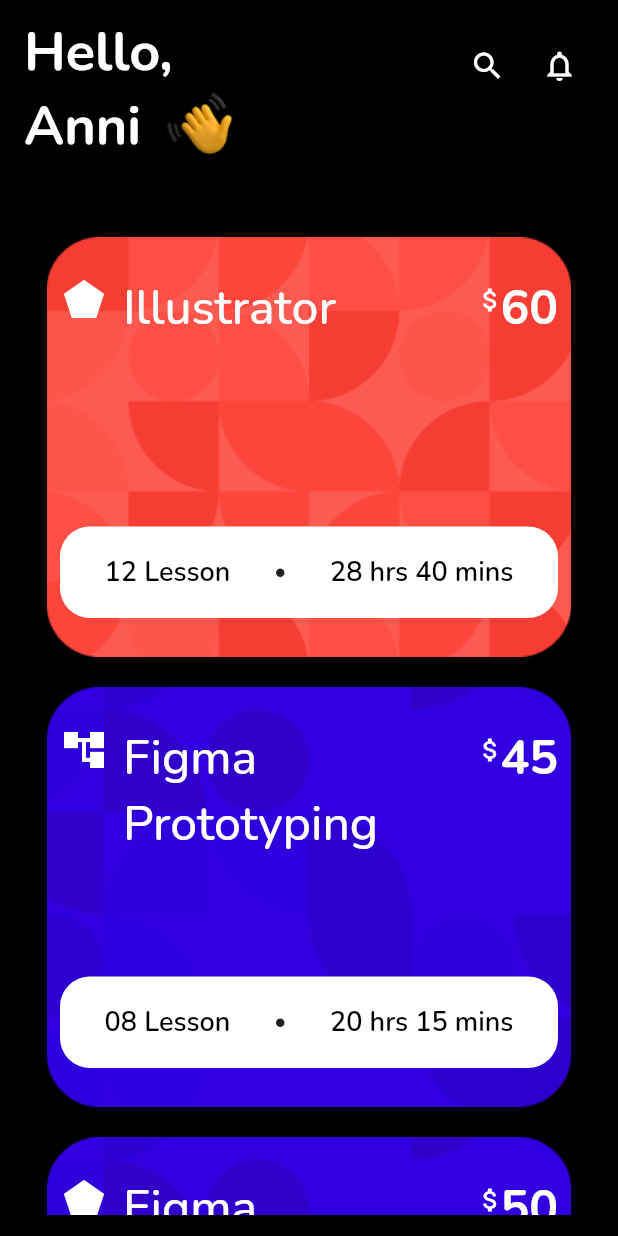
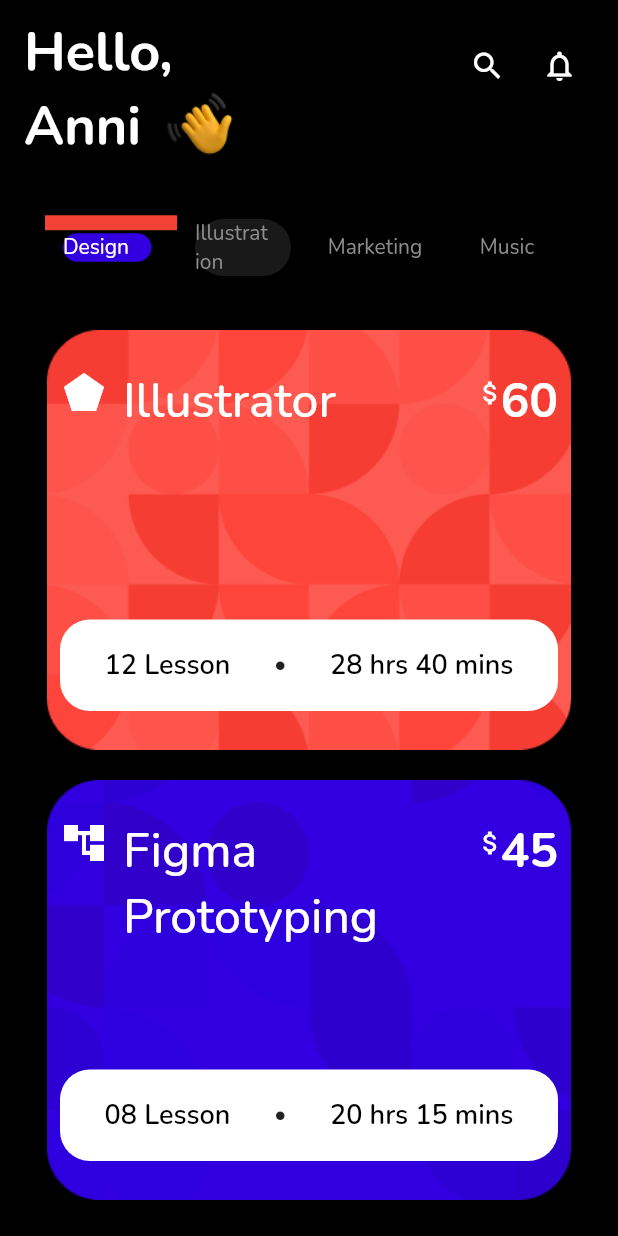
Before and after one commit to ezequiasmelo/flutter-ui-templates, a Flutter app: the screen it shows after launch, on a phone screen of 412 x 824 dp. Run offline on Flutter 3.47's test engine with Material 2 defaults, Android fonts, the phone set to English and light mode, and no system bars; our stand-ins replace google_fonts.

Commit message:
update home_page, add home_categories

```diff
--- /dev/null
+++ b/lib/features/home/components/home_categories.dart
@@ -0,0 +1,131 @@
+import 'package:flutter/material.dart';
+import 'package:flutter/cupertino.dart';
+import 'package:flutter_ui/commons/constants/app_colors.dart';
+
+class HomeCategories extends StatefulWidget {
+  HomeCategories({super.key});
+
+  @override
+  State<HomeCategories> createState() => _HomeCategoriesState();
+}
+
+class _HomeCategoriesState extends State<HomeCategories> {
+  var sharedValue = 0;
+  // late Map<int, Widget> widgets;
+  // final Map<int, Widget> widgets = <int, Widget>{
+  //   0: Container(
+  //       margin: EdgeInsets.all(12.0),
+  //       padding: EdgeInsets.only(right: 10.0),
+  //       decoration: BoxDecoration(
+  //         borderRadius: BorderRadius.circular(20.0),
+  //         color: sharedValue == 0 ? AppColors.blue : AppColors.greyDark,
+  //       ),
+  //       child: Text(
+  //         'Design ${sharedValue}',
+  //         style: TextStyle(color: AppColors.white),
+  //       )),
+  //   1: Text(
+  //     'Illustration',
+  //     style: TextStyle(color: AppColors.grey),
+  //   ),
+  //   2: Text(
+  //     'Marketing',
+  //     style: TextStyle(color: AppColors.grey),
+  //   ),
+  //   3: Text(
+  //     'Music',
+  //     style: TextStyle(color: AppColors.grey),
+  //   ),
+  // };
+
+  @override
+  void initState() {
+    super.initState();
+    // widgets = <int, Widget>{
+    //   0: Container(
+    //       margin: EdgeInsets.all(12.0),
+    //       padding: EdgeInsets.only(right: 10.0),
+    //       decoration: BoxDecoration(
+    //         borderRadius: BorderRadius.circular(20.0),
+    //         color: sharedValue == 0 ? AppColors.blue : AppColors.greyDark,
+    //       ),
+    //       child: Text(
+    //         'Design ${sharedValue}',
+    //         style: TextStyle(color: AppColors.white),
+    //       )),
+    //   1: Text(
+    //     'Illustration',
+    //     style: TextStyle(color: AppColors.grey),
+    //   ),
+    //   2: Text(
+    //     'Marketing',
+    //     style: TextStyle(color: AppColors.grey),
+    //   ),
+    //   3: Text(
+    //     'Music',
+    //     style: TextStyle(color: AppColors.grey),
+    //   ),
+    // };
+  }
+
+  @override
+  Widget build(BuildContext context) {
+    return CupertinoSegmentedControl(
+      // children: widgets,
+      children: {
+        0: Stack(
+          children: [
+            Container(
+              height: 10,
+              color: AppColors.error,
+            ),
+            Container(
+              margin: const EdgeInsets.all(12.0),
+              padding: const EdgeInsets.only(right: 15.0),
+              decoration: BoxDecoration(
+                borderRadius: BorderRadius.circular(20.0),
+                color: sharedValue == 0 ? AppColors.blue : AppColors.greyDark,
+              ),
+              child: Text(
+                'Design',
+                style: TextStyle(
+                    color: sharedValue == 0 ? AppColors.white : AppColors.grey),
+              ),
+            )
+          ],
+        ),
+        1: Container(
+          margin: const EdgeInsets.all(12.0),
+          padding: const EdgeInsets.only(right: 15.0),
+          decoration: BoxDecoration(
+            borderRadius: BorderRadius.circular(20.0),
+            color: sharedValue == 1 ? AppColors.blue : AppColors.greyDark,
+          ),
+          child: Text(
+            'Illustration',
+            style: TextStyle(
+                color: sharedValue == 1 ? AppColors.white : AppColors.grey),
+          ),
+        ),
+        2: Text(
+          'Marketing',
+          style: TextStyle(color: AppColors.grey),
+        ),
+        3: Text(
+          'Music',
+          style: TextStyle(color: AppColors.grey),
+        ),
+      },
+      onValueChanged: (int val) {
+        setState(() {
+          sharedValue = val;
+        });
+      },
+      groupValue: sharedValue,
+      unselectedColor:
+          Colors.transparent, // unselectedColor: AppColors.greyDark,
+      selectedColor: Colors.transparent, // selectedColor: AppColors.blue,
+      borderColor: Colors.transparent, // borderColor: AppColors.greyDark,
+    );
+  }
+}
--- a/lib/features/home/home_page.dart
+++ b/lib/features/home/home_page.dart
@@ -1,6 +1,7 @@
 import 'package:flutter/material.dart';
 import 'package:flutter_ui/commons/widgets/custom_big_card.dart';
 import 'package:flutter_ui/features/home/components/home_app_bar.dart';
+import 'package:flutter_ui/features/home/components/home_categories.dart';
 import 'package:flutter_ui/models/courses.dart';
 
 class HomePage extends StatelessWidget {
@@ -20,6 +21,7 @@
           child: Column(
             crossAxisAlignment: CrossAxisAlignment.start,
             children: [
+              HomeCategories(),
               Expanded(
                 child: CustomScrollView(
                   scrollDirection: Axis.vertical,
```
